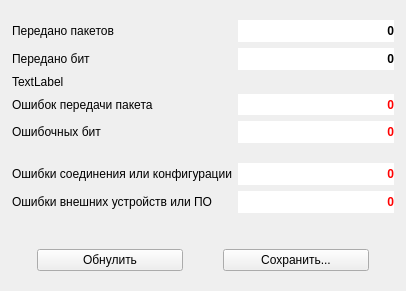
Old version of the form default/stats_noise_test.ui in the repository Veala/host_tgca-for-t_hsc.
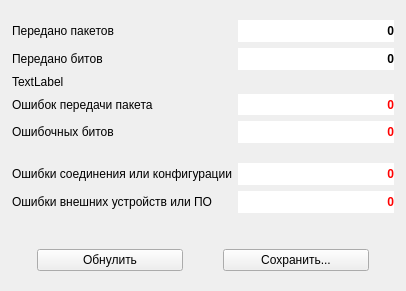
New version of the form. Icons and pictures are not drawn.

```diff
--- a/default/stats_noise_test.ui
+++ b/default/stats_noise_test.ui
@@ -215,7 +215,7 @@
    <item row="4" column="0">
     <widget class="QLabel" name="label_4">
      <property name="text">
-      <string>Ошибочных бит</string>
+      <string>Ошибочных битов</string>
      </property>
     </widget>
    </item>
@@ -248,7 +248,7 @@
    <item row="1" column="0">
     <widget class="QLabel" name="label_2">
      <property name="text">
-      <string>Передано бит</string>
+      <string>Передано битов</string>
      </property>
     </widget>
    </item>
```
